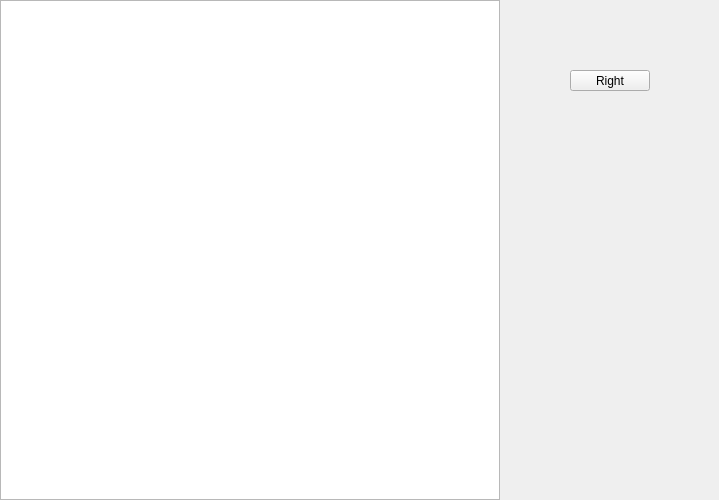
Qt form Game/mainwindow.ui (AkiKankaanpaa/Prog3Project) before a commit.
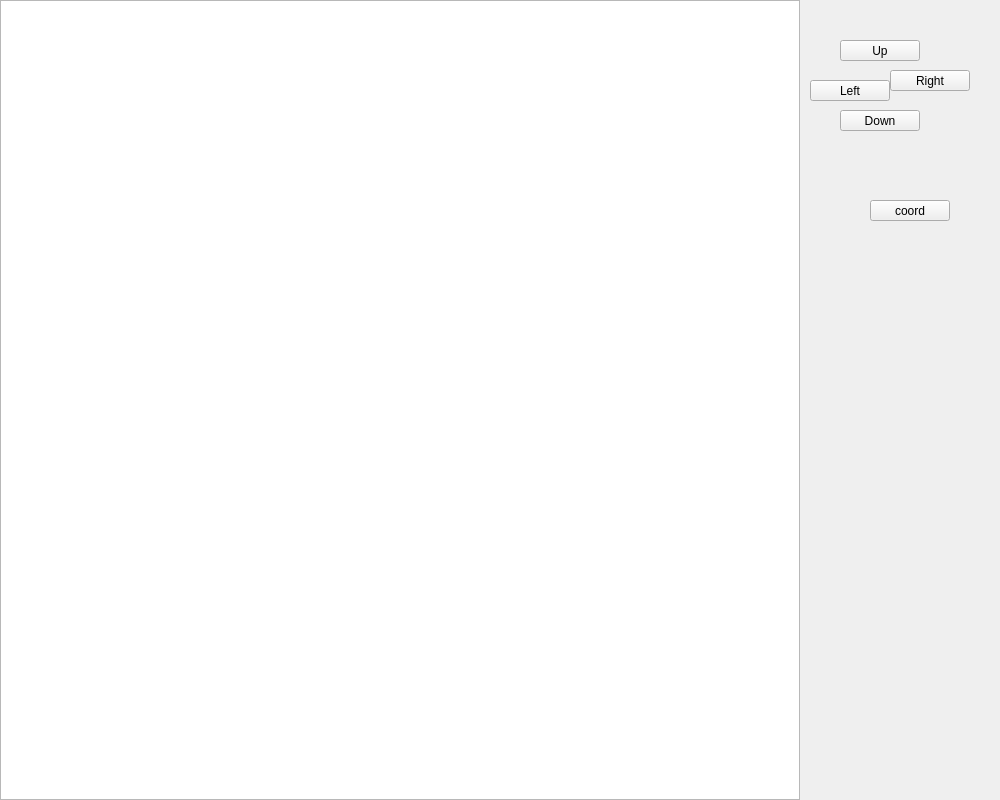
The same form after that commit.

Commit message: Created an entity that can be moved around the map, modified map, currently have debugging labels on the mainwindow which will be removed once the map is layed out.

```diff
--- a/Game/mainwindow.ui
+++ b/Game/mainwindow.ui
@@ -6,8 +6,8 @@
    <rect>
     <x>0</x>
     <y>0</y>
-    <width>719</width>
-    <height>500</height>
+    <width>1000</width>
+    <height>800</height>
    </rect>
   </property>
   <property name="windowTitle">
@@ -32,15 +32,31 @@
      <rect>
       <x>0</x>
       <y>0</y>
-      <width>500</width>
-      <height>500</height>
+      <width>800</width>
+      <height>800</height>
      </rect>
     </property>
    </widget>
    <widget class="QPushButton" name="pushButton">
     <property name="geometry">
      <rect>
-      <x>570</x>
+      <x>840</x>
+      <y>40</y>
+      <width>80</width>
+      <height>21</height>
+     </rect>
+    </property>
+    <property name="text">
+     <string>Up</string>
+    </property>
+    <property name="shortcut">
+     <string>W</string>
+    </property>
+   </widget>
+   <widget class="QPushButton" name="rightButton">
+    <property name="geometry">
+     <rect>
+      <x>890</x>
       <y>70</y>
       <width>80</width>
       <height>21</height>
@@ -53,6 +69,77 @@
      <string>D</string>
     </property>
    </widget>
+   <widget class="QPushButton" name="leftButton">
+    <property name="geometry">
+     <rect>
+      <x>810</x>
+      <y>80</y>
+      <width>80</width>
+      <height>21</height>
+     </rect>
+    </property>
+    <property name="text">
+     <string>Left</string>
+    </property>
+    <property name="shortcut">
+     <string>A</string>
+    </property>
+   </widget>
+   <widget class="QPushButton" name="downButton">
+    <property name="geometry">
+     <rect>
+      <x>840</x>
+      <y>110</y>
+      <width>80</width>
+      <height>21</height>
+     </rect>
+    </property>
+    <property name="text">
+     <string>Down</string>
+    </property>
+    <property name="shortcut">
+     <string>S</string>
+    </property>
+   </widget>
+   <widget class="QPushButton" name="coordinateButton">
+    <property name="geometry">
+     <rect>
+      <x>870</x>
+      <y>200</y>
+      <width>80</width>
+      <height>21</height>
+     </rect>
+    </property>
+    <property name="text">
+     <string>coord</string>
+    </property>
+   </widget>
+   <widget class="QLabel" name="xlabel">
+    <property name="geometry">
+     <rect>
+      <x>840</x>
+      <y>270</y>
+      <width>47</width>
+      <height>13</height>
+     </rect>
+    </property>
+    <property name="text">
+     <string/>
+    </property>
+   </widget>
+   <widget class="QLabel" name="ylabel">
+    <property name="geometry">
+     <rect>
+      <x>920</x>
+      <y>270</y>
+      <width>47</width>
+      <height>13</height>
+     </rect>
+    </property>
+    <property name="text">
+     <string/>
+    </property>
+   </widget>
   </widget>
   <widget class="QMenuBar" name="menubar">
    <property name="geometry">
```
Left out of the diff: 4 changed lines with no effect on the pictures. The commit also changes 5 other files.
